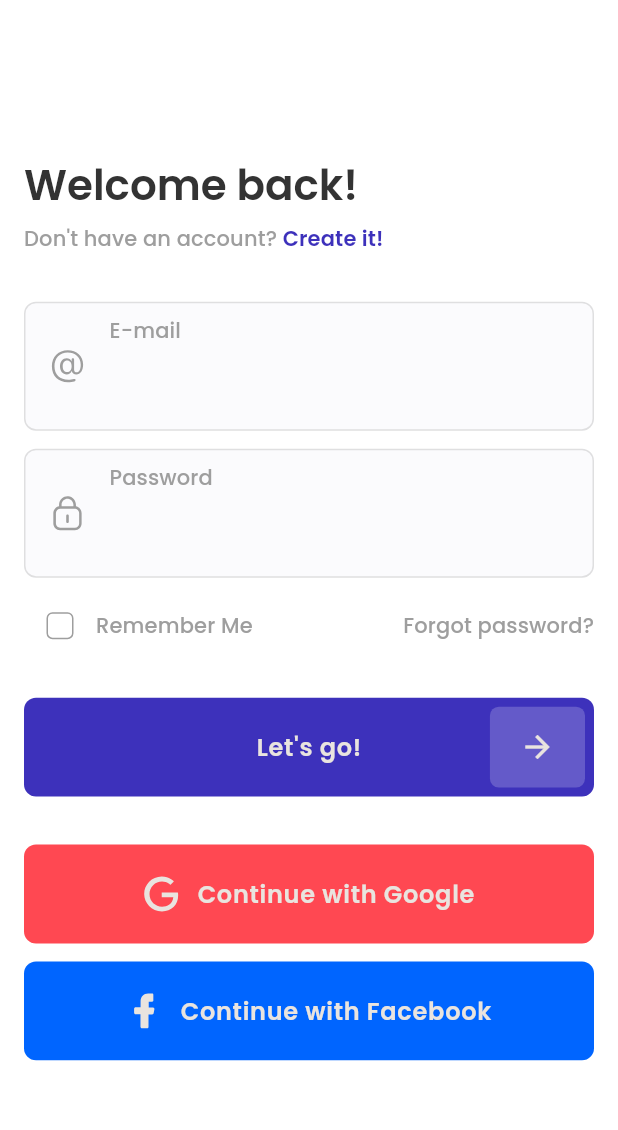
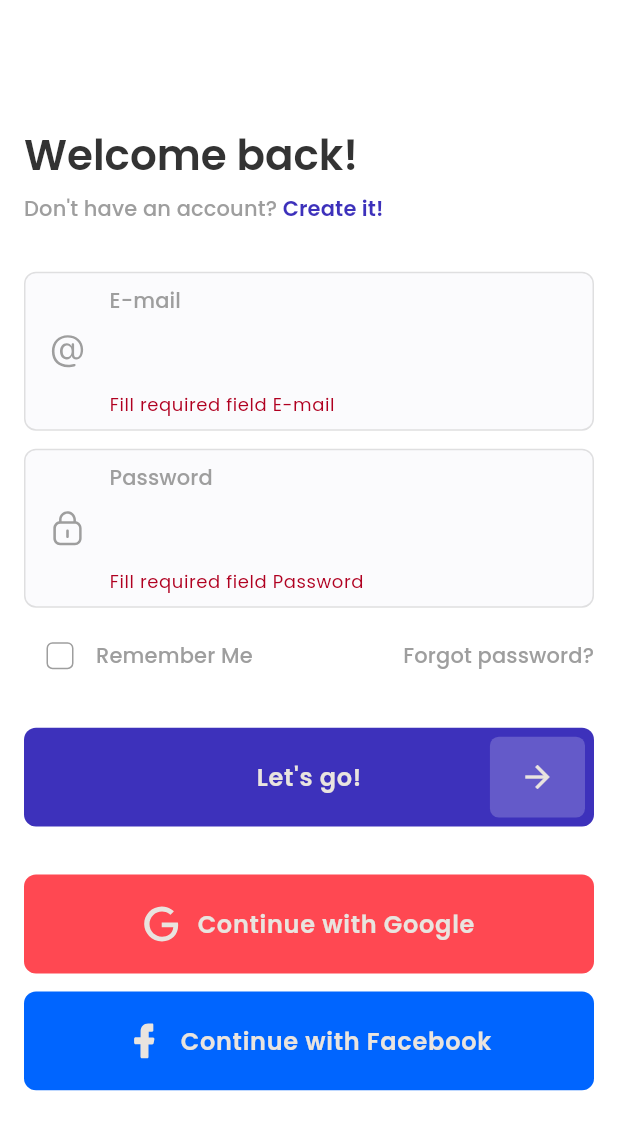
Before and after one commit to dev-ravan/talkify, a Flutter app: the screen it shows after launch, after a tap on "Let's go!", on a phone screen of 412 x 824 dp. Shown: the top 1130 px of the screen. Run offline on Flutter 3.47's test engine with Material 3 defaults, Android fonts, the phone set to English and light mode, and no system bars; drawn by our look-alikes of toastification; our stand-ins replace firebase_auth, firebase_core, flutter_bloc, flutter_svg, fpdart, get_it; accounts and stored records are empty.

Commit message:
feat: firebase login with email and password implemented

```diff
--- /dev/null
+++ b/lib/core/error/exception.dart
@@ -0,0 +1,5 @@
+class ServerException implements Exception {
+  final String msg;
+
+  ServerException(this.msg);
+}
--- /dev/null
+++ b/lib/core/error/failure.dart
@@ -0,0 +1,4 @@
+class Failure {
+  final String msg;
+  Failure([this.msg = "An unexpected error occurred!"]);
+}
--- /dev/null
+++ b/lib/core/usecase/usecase.dart
@@ -0,0 +1,6 @@
+import 'package:fpdart/fpdart.dart';
+import 'package:talkify/core/error/failure.dart';
+
+abstract interface class UseCase<SuccessType, Params> {
+  Future<Either<Failure, SuccessType>> call(Params params);
+}
--- /dev/null
+++ b/lib/features/authentication/domain/repositories/auth_repo.dart
@@ -0,0 +1,9 @@
+import 'package:fpdart/fpdart.dart';
+import 'package:talkify/core/error/failure.dart';
+
+abstract interface class AuthRepository {
+  Future<Either<Failure, String>> loginWithEmailPassword({
+    required String email,
+    required String password,
+  });
+}
--- /dev/null
+++ b/lib/features/authentication/domain/usecases/user_login.dart
@@ -0,0 +1,20 @@
+import 'package:fpdart/fpdart.dart';
+import 'package:talkify/core/error/failure.dart';
+import 'package:talkify/core/usecase/usecase.dart';
+import 'package:talkify/features/authentication/domain/repositories/auth_repo.dart';
+
+class UserLogin implements UseCase<String, UserLoginParams> {
+  final AuthRepository authRepository;
+  UserLogin(this.authRepository);
+  @override
+  Future<Either<Failure, String>> call(UserLoginParams params) async {
+    return await authRepository.loginWithEmailPassword(
+        email: params.email, password: params.password);
+  }
+}
+
+class UserLoginParams {
+  final String email;
+  final String password;
+  UserLoginParams({required this.email, required this.password});
+}
--- /dev/null
+++ b/lib/features/authentication/presentation/bloc/auth_bloc.dart
@@ -0,0 +1,30 @@
+import 'dart:async';
+
+import 'package:flutter/foundation.dart';
+import 'package:flutter_bloc/flutter_bloc.dart';
+import 'package:talkify/features/authentication/domain/usecases/user_login.dart';
+part 'auth_event.dart';
+part 'auth_state.dart';
+
+class AuthBloc extends Bloc<AuthEvent, AuthState> {
+  final UserLogin _userLogin;
+  AuthBloc({required UserLogin userLogin})
+      : _userLogin = userLogin,
+        super(AuthInitial()) {
+    on<LoginLetsGoButtonClickEvent>(_loginLetsGoButtonClickEvent);
+  }
+
+  FutureOr<void> _loginLetsGoButtonClickEvent(
+      LoginLetsGoButtonClickEvent event, Emitter<AuthState> emit) async {
+    emit(LoginLetsGoLoadingState());
+    try {
+      final res = await _userLogin.call(
+        UserLoginParams(email: event.email, password: event.password),
+      );
+      res.fold((l) => emit(LoginLetsGoFailureState(l.msg)),
+          (r) => emit(LoginLetsGoSuccessState(r)));
+    } catch (e) {
+      emit(LoginLetsGoFailureState(e.toString()));
+    }
+  }
+}
--- /dev/null
+++ b/lib/features/authentication/presentation/bloc/auth_event.dart
@@ -0,0 +1,21 @@
+part of 'auth_bloc.dart';
+
+@immutable
+sealed class AuthEvent {}
+
+final class LoginLetsGoButtonClickEvent extends AuthEvent {
+  final String email;
+  final String password;
+
+  LoginLetsGoButtonClickEvent({required this.email, required this.password});
+}
+
+final class LoginGoogleClickEvent extends AuthEvent {}
+
+final class LoginFacebookClickEvent extends AuthEvent {}
+
+final class LoginCreateItClickEvent extends AuthEvent {}
+
+final class LoginForgotPasswordClickEvent extends AuthEvent {}
+
+final class LoginRememberMeCheckClickEvent extends AuthEvent {}
--- /dev/null
+++ b/lib/features/authentication/presentation/bloc/auth_state.dart
@@ -0,0 +1,22 @@
+part of 'auth_bloc.dart';
+
+@immutable
+sealed class AuthState {}
+
+final class AuthActionState extends AuthState {}
+
+final class AuthInitial extends AuthState {}
+
+final class LoginLetsGoSuccessState extends AuthActionState {
+  final String msg;
+
+  LoginLetsGoSuccessState(this.msg);
+}
+
+final class LoginLetsGoFailureState extends AuthActionState {
+  final String error;
+
+  LoginLetsGoFailureState(this.error);
+}
+
+final class LoginLetsGoLoadingState extends AuthState {}
--- a/lib/features/authentication/presentation/components/remeber_me.dart
+++ b/lib/features/authentication/presentation/components/remeber_me.dart
@@ -1,10 +1,10 @@
 import 'package:talkify/utils/exports.dart';
 
-class RemeberMe extends StatelessWidget {
+class RememberMe extends StatelessWidget {
   final bool isCheck;
   final VoidCallback forgotClick;
   final Function(bool?) onCheckChange;
-  const RemeberMe(
+  const RememberMe(
       {super.key,
       required this.isCheck,
       required this.forgotClick,
--- a/lib/features/authentication/presentation/pages/login.dart
+++ b/lib/features/authentication/presentation/pages/login.dart
@@ -1,10 +1,13 @@
+import 'package:flutter_bloc/flutter_bloc.dart';
 import 'package:talkify/constants/app_icons.dart';
+import 'package:talkify/features/authentication/presentation/bloc/auth_bloc.dart';
 import 'package:talkify/features/authentication/presentation/components/auth_button.dart';
 import 'package:talkify/features/authentication/presentation/components/icon_button.dart';
 import 'package:talkify/features/authentication/presentation/components/remeber_me.dart';
 import 'package:talkify/utils/exports.dart';
 import 'package:talkify/utils/helper/common_field.dart';
 import 'package:talkify/utils/sizes.dart';
+import 'package:talkify/utils/toasts.dart';
 
 class LoginPage extends StatelessWidget {
   const LoginPage({super.key});
@@ -14,15 +17,29 @@ class LoginPage extends StatelessWidget {
     final textTheme = Theme.of(context).textTheme;
     final colorTheme = Theme.of(context).colorScheme;
     //
+    final formKey = GlobalKey<FormState>(); //
     final emailController = TextEditingController();
     final pwController = TextEditingController();
     //
     bool isChecked = false;
     return Scaffold(
       resizeToAvoidBottomInset: false,
-      body: SafeArea(
+      body: BlocConsumer<AuthBloc, AuthState>(
+        listenWhen: (previous, current) => current is AuthActionState,
+        buildWhen: (previous, current) => current is! AuthActionState,
+        listener: (context, state) {
+          if (state is LoginLetsGoSuccessState) {
+            successToastMsg(msg: "Logged in successfully! ", context: context);
+          } else if (state is LoginLetsGoFailureState) {
+            warningToastMsg(msg: state.error, context: context);
+          }
+        },
+        builder: (context, state) {
+          return SafeArea(
               child: Padding(
             padding: p16,
+            child: Form(
+              key: formKey,
               child: Column(
                 mainAxisAlignment: MainAxisAlignment.center,
                 crossAxisAlignment: CrossAxisAlignment.start,
@@ -62,7 +79,7 @@ class LoginPage extends StatelessWidget {
                       controller: pwController),
                   gap8,
                   // Remember me
-            RemeberMe(
+                  RememberMe(
                     isCheck: isChecked,
                     forgotClick: () {},
                     onCheckChange: (isCheck) {},
@@ -70,7 +87,16 @@ class LoginPage extends StatelessWidget {
                   gap24,
                   // Buttons
                   AuthButton(
-              onTap: () {},
+                    onTap: () {
+                      if (formKey.currentState!.validate()) {
+                        context.read<AuthBloc>().add(
+                              LoginLetsGoButtonClickEvent(
+                                email: emailController.text.trim(),
+                                password: pwController.text.trim(),
+                              ),
+                            );
+                      }
+                    },
                     title: AppStrings.letsGo,
                   ),
                   gap32,
@@ -91,7 +117,10 @@ class LoginPage extends StatelessWidget {
                   gap12,
                 ],
               ),
-      )),
+            ),
+          ));
+        },
+      ),
     );
   }
 }
--- /dev/null
+++ b/lib/init_dependencies.dart
@@ -0,0 +1,29 @@
+import 'package:talkify/utils/exports.dart';
+
+final serviceLocator = GetIt.instance;
+
+Future<void> initDependencies() async {
+  WidgetsFlutterBinding.ensureInitialized();
+  _initAuth();
+  await Firebase.initializeApp(options: DefaultFirebaseOptions.currentPlatform);
+}
+
+void _initAuth() {
+  serviceLocator.registerFactory<AuthRemoteDataSource>(
+    () => AuthRemoteDataSourceImpl(),
+  );
+  serviceLocator.registerFactory<AuthRepository>(
+    () => AuthRepositoryImpl(
+      serviceLocator(),
+    ),
+  );
+  serviceLocator.registerFactory(
+    () => UserLogin(
+      serviceLocator(),
+    ),
+  );
+
+  serviceLocator.registerLazySingleton(
+    () => AuthBloc(userLogin: serviceLocator()),
+  );
+}
--- a/lib/main.dart
+++ b/lib/main.dart
@@ -1,6 +1,12 @@
 import 'package:flutter/material.dart';
+import 'package:flutter_bloc/flutter_bloc.dart';
 import 'package:talkify/app/app.dart';
+import 'package:talkify/features/authentication/presentation/bloc/auth_bloc.dart';
+import 'package:talkify/init_dependencies.dart';
 
-void main() {
-  runApp(const MainApp());
+void main() async {
+  await initDependencies();
+  runApp(MultiBlocProvider(providers: [
+    BlocProvider(create: (_) => serviceLocator<AuthBloc>()),
+  ], child: const MainApp()));
 }
--- a/pubspec.yaml
+++ b/pubspec.yaml
@@ -7,9 +7,15 @@ environment:
   sdk: '>=3.4.3 <4.0.0'
 
 dependencies:
+  bloc_concurrency: ^0.2.5
+  firebase_auth: ^5.1.2
+  firebase_core: ^3.2.0
   flutter:
     sdk: flutter
+  flutter_bloc: ^8.1.6
   flutter_svg: ^2.0.10+1
+  fpdart: ^1.1.0
+  get_it: ^7.7.0
   toastification: ^2.0.0
 
 dev_dependencies:
```
Also changed, not shown: lib/features/authentication/data/datasources/auth_remote_data_source.dart (added, +28 -0 lines), lib/features/authentication/data/repositories/auth_repo_impl.dart (added, +22 -0 lines), lib/utils/exports.dart (+8 -0 lines), lib/firebase_options.dart (added), pubspec.lock, 7 other files. Lines whose indentation alone changed are shown as unchanged.
